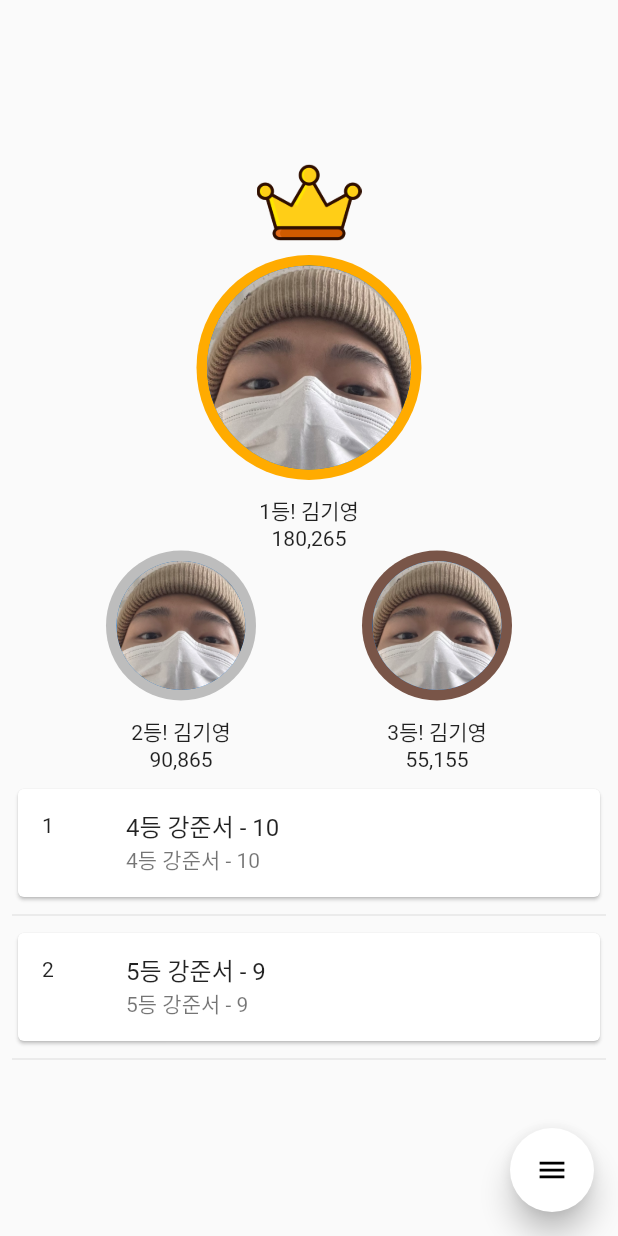
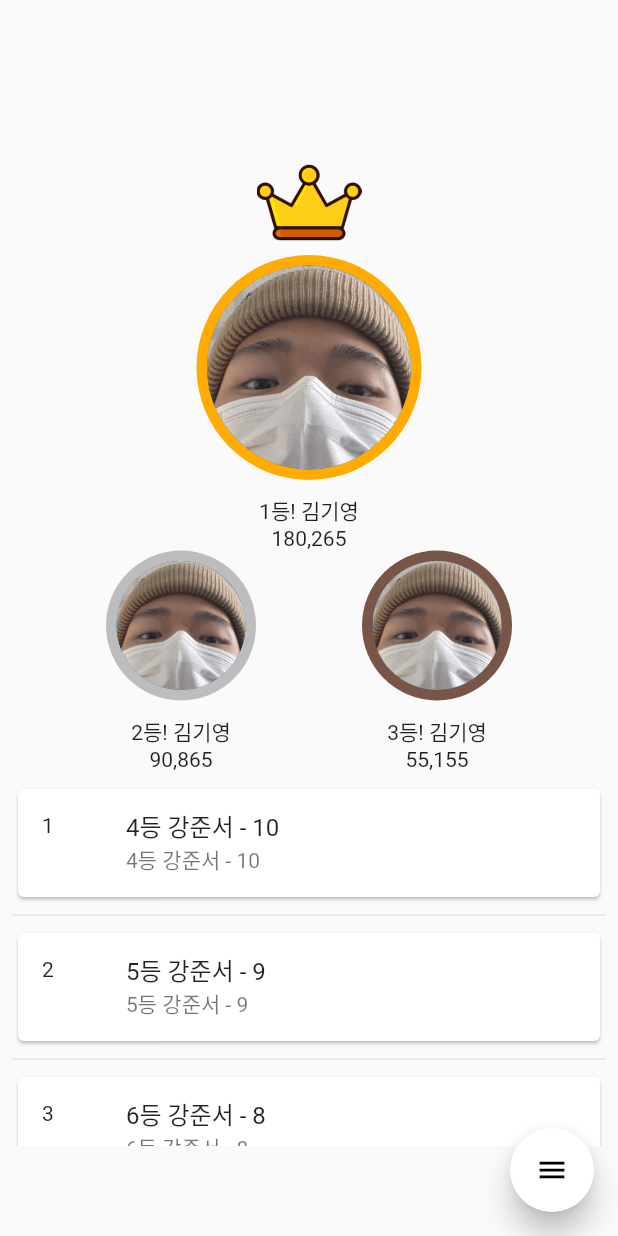
Before and after one commit to sihyeong671/quizApp, a Flutter app: the Ranking screen opened directly, on a phone screen of 412 x 824 dp. Run offline on Flutter 3.47's test engine with Material 2 defaults, Android fonts, the phone set to English and light mode, and no system bars; drawn by our look-alikes of flutter_speed_dial; our stand-ins replace flutter_svg.

Commit message:
client: fix scrollview in mypage

```diff
--- a/client/lib/ranking/ranking.dart
+++ b/client/lib/ranking/ranking.dart
@@ -44,7 +44,8 @@ class _RankingState extends State<Ranking> {
 
     return Scaffold(
       floatingActionButton: FloatingButton(),
-      body: Column(
+      body: SingleChildScrollView(
+        child: Column(
           children: <Widget>[
             Padding(padding: EdgeInsets.only(top: 100.0)),
             Image(
@@ -108,10 +109,11 @@ class _RankingState extends State<Ranking> {
               ],
             ),
             Container(
-            height: 200,
+              height: 250,
               child: _listView,
             ),
           ]
+        ),
       ),
     );
   }
```
Lines whose indentation alone changed are shown as unchanged.
